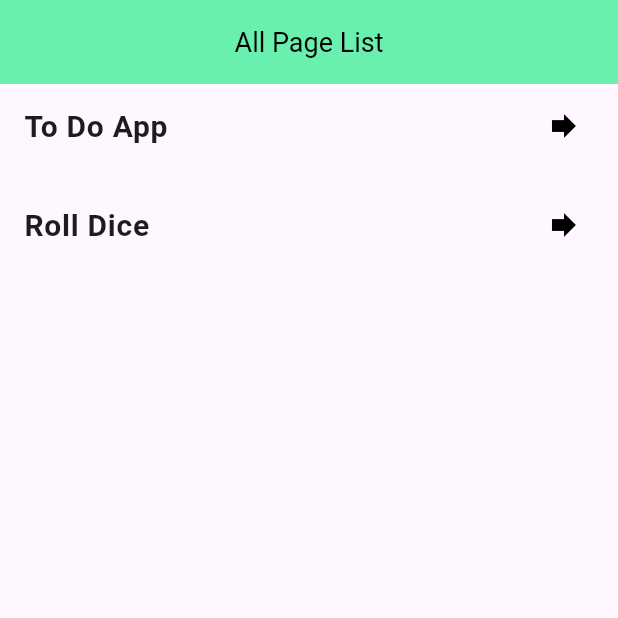
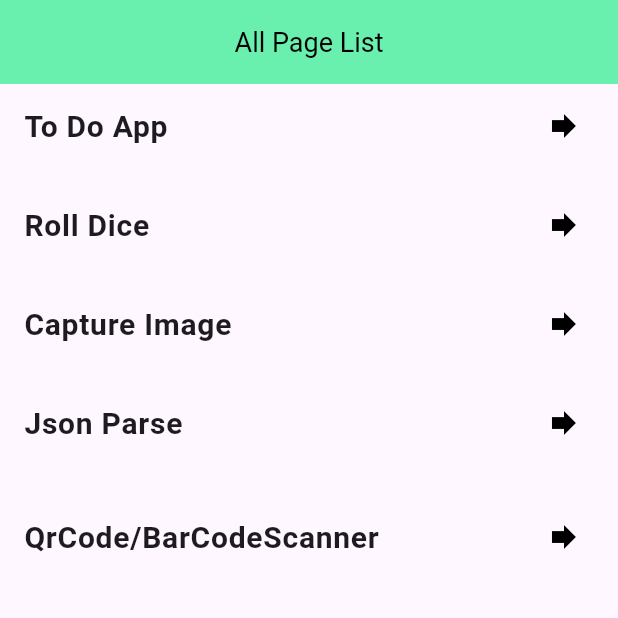
Before and after one commit to AbuRasel9/simple-5-project, a Flutter app: the screen it shows after launch, on a phone screen of 412 x 824 dp, the top half of it. Run offline on Flutter 3.47's test engine with Material 3 defaults, Android fonts, the phone set to English and light mode, and no system bars; our stand-ins replace flutter_slidable, hive, hive_flutter, image_picker; missing offline and left inert: flutter_barcode_scanner, gal; accounts and stored records are empty.

Commit message:
all project done

```diff
--- a/lib/screen/main_screen.dart
+++ b/lib/screen/main_screen.dart
@@ -1,4 +1,8 @@
 import 'package:flutter/material.dart';
+import 'package:simple_project/bar_code/qr_code_scanner/qr_code_scanner.dart';
+import 'package:simple_project/capture_image/capture_image.dart';
+import 'package:simple_project/google_map/google_map.dart';
+import 'package:simple_project/json_parse/screen.dart';
 import 'package:simple_project/roll_dice/roll_dice.dart';
 import 'package:simple_project/to_do_app/screen/home_page_to_do.dart';
 
@@ -60,6 +64,60 @@ class _MainScreenState extends State<MainScreen> {
             const SizedBox(
               height: 10,
             ),
+
+            //Capture image and save image in gallery
+
+            ListTile(
+              title: const Text(
+                "Capture Image",
+                style: TextStyle(fontSize: 20, fontWeight: FontWeight.w600),
+              ),
+              trailing: const Icon(
+                Icons.forward,
+                color: Colors.black,
+              ),
+              onTap: () {
+                Navigator.push(context, MaterialPageRoute(builder: (context) => const CaptureImage()));
+              },
+            ),
+            const SizedBox(
+              height: 10,
+            ),
+            ListTile(
+              title: const Text(
+                "Json Parse",
+                style: TextStyle(fontSize: 20, fontWeight: FontWeight.w600),
+              ),
+              trailing: const Icon(
+                Icons.forward,
+                color: Colors.black,
+              ),
+              onTap: () {
+                Navigator.push(context, MaterialPageRoute(builder: (context) => const MainScreenJsonParse()));
+              },
+            ),
+            const SizedBox(
+              height: 10,
+            ),
+            const SizedBox(
+              height: 10,
+            ),
+            ListTile(
+              title: const Text(
+                "QrCode/BarCodeScanner",
+                style: TextStyle(fontSize: 20, fontWeight: FontWeight.w600),
+              ),
+              trailing: const Icon(
+                Icons.forward,
+                color: Colors.black,
+              ),
+              onTap: () {
+                Navigator.push(context, MaterialPageRoute(builder: (context) => const Scanner()));
+              },
+            ),
+            const SizedBox(
+              height: 10,
+            ),
             // ListTile(
             //   title: Text,
             // )
--- a/lib/to_do_app/data/to_do_database.dart
+++ b/lib/to_do_app/data/to_do_database.dart
@@ -23,7 +23,13 @@ class ToDoDatabase{
   void updateDatabase(){
     _myBox.put("ToDoList", toDoList);
 
+  }  //update database
+  void updateDatabaseText(){
+    _myBox.put("ToDoList", toDoList);
+
   }
 
 
+
+
 }
--- a/lib/to_do_app/screen/home_page_to_do.dart
+++ b/lib/to_do_app/screen/home_page_to_do.dart
@@ -73,6 +73,7 @@ class _HomePageToDoState extends State<HomePageToDo> {
 
   }
 
+
   //delete task
    deleteTask(index){
     setState(() {
--- a/lib/to_do_app/utils/to_do_tile.dart
+++ b/lib/to_do_app/utils/to_do_tile.dart
@@ -26,7 +26,7 @@ class ToDoTile extends StatelessWidget {
             onPressed: deleteFunction,
             icon: Icons.delete,
             backgroundColor: Colors.red,
-            borderRadius: BorderRadius.circular(10),
+            borderRadius: BorderRadius.circular(20),
           )
         ]),
         child: Container(
```
Also changed, not shown: lib/bar_code/qr_code_scanner/qr_code_scanner.dart (added, +68 -0 lines), lib/capture_image/capture_image.dart (added, +76 -0 lines), lib/json_parse/pojo_class.dart (added, +70 -0 lines), lib/json_parse/screen.dart (added, +68 -0 lines), lib/to_do_app/create_new_task.dart (deleted, +0 -12 lines), lib/to_do_app/utils/dialog_box.dart (+20 -6 lines), pubspec.yaml (+15 -4 lines), lib/google_map/google_map.dart (added), pubspec.lock, 2 other files.
